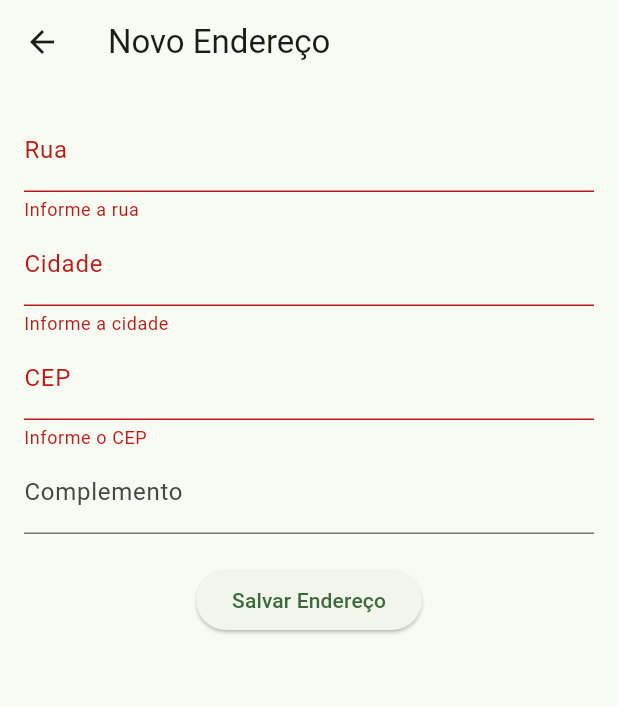
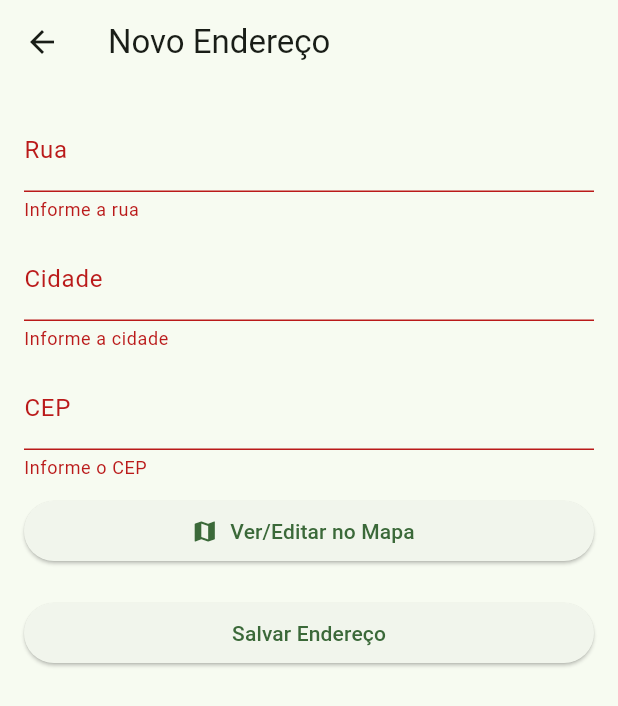
Before and after one commit to reds1gn4l/DSI-Grupo1, a Flutter app: the AddressFormPage screen opened directly, after a tap on "Salvar Endereço", on a phone screen of 412 x 824 dp. Shown: the top 706 px of the screen. Run offline on Flutter 3.47's test engine with Material 3 defaults, Android fonts, the phone set to English and light mode, and no system bars; our stand-ins replace cloud_firestore, firebase_core, flutter_map, geocoding, latlong2; accounts and stored records are empty.

Commit message:
Implementado mudança de CEP direto no mapa

```diff
--- a/smartgreen/lib/screens/address_form_page.dart
+++ b/smartgreen/lib/screens/address_form_page.dart
@@ -1,14 +1,15 @@
 import 'package:flutter/material.dart';
 import '../models/address.dart';
 import '../services/address_service.dart';
+import 'map_page.dart'; // Adicionado
 
 class AddressFormPage extends StatefulWidget {
-  final Address? address; // Parâmetro opcional para edição
+  final Address? address;
 
-  const AddressFormPage({super.key, this.address}); // Adicione este parâmetro
+  const AddressFormPage({super.key, this.address});
 
   @override
-  State<AddressFormPage> createState() => _AddressFormPageState(); // Corrija o nome do State
+  State<AddressFormPage> createState() => _AddressFormPageState();
 }
 
 class _AddressFormPageState extends State<AddressFormPage> {
@@ -21,7 +22,6 @@ class _AddressFormPageState extends State<AddressFormPage> {
   @override
   void initState() {
     super.initState();
-    // Preenche os campos se estiver editando
     if (widget.address != null) {
       streetController.text = widget.address!.street;
       cityController.text = widget.address!.city;
@@ -33,7 +33,7 @@ class _AddressFormPageState extends State<AddressFormPage> {
   @override
   Widget build(BuildContext context) {
     final addressService = AddressService(userId: 'teste');
-    final isEditing = widget.address != null; // Verifica modo edição
+    final isEditing = widget.address != null;
 
     return Scaffold(
       appBar: AppBar(
@@ -43,36 +43,67 @@ class _AddressFormPageState extends State<AddressFormPage> {
         padding: const EdgeInsets.all(16),
         child: Form(
           key: _formKey,
-          child: Column(
+          child: ListView(
             children: [
               TextFormField(
                 controller: streetController,
                 decoration: const InputDecoration(labelText: 'Rua'),
                 validator: (value) => value!.isEmpty ? 'Informe a rua' : null,
               ),
+              const SizedBox(height: 10),
               TextFormField(
                 controller: cityController,
                 decoration: const InputDecoration(labelText: 'Cidade'),
                 validator:
                     (value) => value!.isEmpty ? 'Informe a cidade' : null,
               ),
+              const SizedBox(height: 10),
               TextFormField(
                 controller: cepController,
                 decoration: const InputDecoration(labelText: 'CEP'),
                 validator: (value) => value!.isEmpty ? 'Informe o CEP' : null,
               ),
-              TextFormField(
-                controller: complementController,
-                decoration: const InputDecoration(labelText: 'Complemento'),
+              const SizedBox(height: 10),
+
+              /// BOTÃO PARA ABRIR O MAPA E EDITAR O CEP
+              ElevatedButton.icon(
+                icon: const Icon(Icons.map),
+                label: const Text('Ver/Editar no Mapa'),
+                onPressed: () async {
+                  final updatedAddress = await Navigator.push(
+                    context,
+                    MaterialPageRoute(
+                      builder:
+                          (_) => MapPage(
+                            address: Address(
+                              id: widget.address?.id ?? '',
+                              street: streetController.text,
+                              city: cityController.text,
+                              cep: cepController.text,
+                              complement: complementController.text,
+                            ),
+                          ),
+                    ),
+                  );
+
+                  if (updatedAddress != null && updatedAddress is Address) {
+                    setState(() {
+                      streetController.text = updatedAddress.street;
+                      cityController.text = updatedAddress.city;
+                      cepController.text = updatedAddress.cep;
+                    });
+                  }
+                },
               ),
+
               const SizedBox(height: 20),
+
+              /// BOTÃO DE SALVAR
               ElevatedButton(
                 onPressed: () async {
                   if (_formKey.currentState!.validate()) {
                     final address = Address(
-                      id:
-                          widget.address?.id ??
-                          '', // Mantém ID se estiver editando
+                      id: widget.address?.id ?? '',
                       street: streetController.text,
                       city: cityController.text,
                       cep: cepController.text,
```
Also changed, not shown: smartgreen/lib/screens/map_page.dart (+112 -55 lines).
